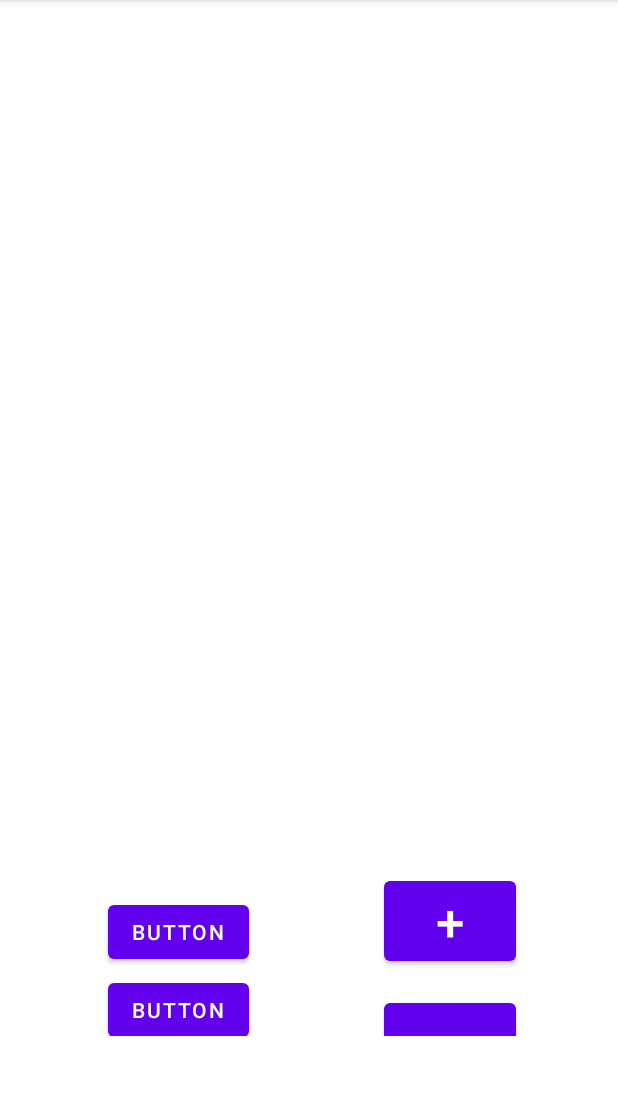
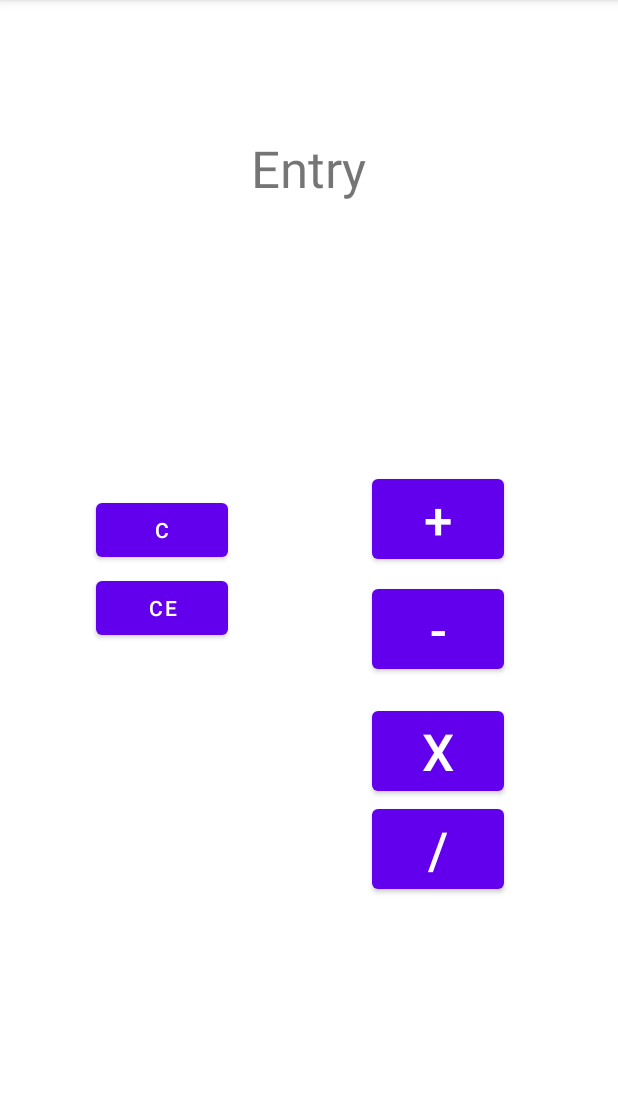
Before and after one commit to joeB0dy/Mobile-Applications-Calculator, an Android app: the screen it shows after launch (MainActivity), on a phone screen of 412 x 824 dp, the part 84-1179 px from its top. Run offline under Robolectric (Android 15) with nearby library versions, the phone set to English and light mode, and no system bars.

Commit message:
fixed constraints on fragment

```diff
--- a/app/src/main/res/layout/activity_main.xml
+++ b/app/src/main/res/layout/activity_main.xml
@@ -9,18 +9,12 @@
     <androidx.fragment.app.FragmentContainerView
         android:id="@+id/fragmentContainerView"
         android:name="com.example.calculatorpractice.entryFragment"
-        android:layout_width="200dp"
-        android:layout_height="200dp"
-        android:layout_marginStart="175dp"
+        android:layout_width="wrap_content"
+        android:layout_height="wrap_content"
         android:layout_marginTop="89dp"
-        android:layout_marginEnd="236dp"
-        android:layout_marginBottom="642dp"
-        app:layout_constraintBottom_toBottomOf="parent"
         app:layout_constraintEnd_toEndOf="parent"
-        app:layout_constraintHorizontal_bias="0.0"
         app:layout_constraintStart_toStartOf="parent"
         app:layout_constraintTop_toTopOf="parent"
-        app:layout_constraintVertical_bias="0.365"
         tools:layout="@layout/fragment_entry" />
 
     <androidx.fragment.app.FragmentContainerView
--- a/app/src/main/res/layout/fragment_button.xml
+++ b/app/src/main/res/layout/fragment_button.xml
@@ -11,66 +11,66 @@
         android:id="@+id/button3"
         android:layout_width="wrap_content"
         android:layout_height="wrap_content"
-        android:layout_marginTop="316dp"
-        android:layout_marginEnd="60dp"
+        android:layout_marginTop="48dp"
+        android:layout_marginEnd="68dp"
         android:text="+"
         android:textSize="34sp"
         app:layout_constraintEnd_toEndOf="parent"
         app:layout_constraintTop_toTopOf="parent" />
 
     <Button
+        android:id="@+id/button9"
+        android:layout_width="wrap_content"
+        android:layout_height="wrap_content"
+        android:layout_marginStart="60dp"
+        android:layout_marginTop="4dp"
+        android:text="CE"
+        app:layout_constraintStart_toStartOf="parent"
+        app:layout_constraintTop_toBottomOf="@+id/button8" />
+
+    <Button
+        android:id="@+id/button"
+        android:layout_width="wrap_content"
+        android:layout_height="wrap_content"
+        android:layout_marginTop="8dp"
+        android:layout_marginEnd="68dp"
+        android:text="-"
+        android:textSize="34sp"
+        app:layout_constraintEnd_toEndOf="parent"
+        app:layout_constraintTop_toBottomOf="@+id/button3" />
+
+    <Button
         android:id="@+id/button6"
         android:layout_width="wrap_content"
         android:layout_height="wrap_content"
-        android:layout_marginTop="8dp"
-        android:layout_marginEnd="60dp"
+        android:layout_marginTop="16dp"
+        android:layout_marginEnd="68dp"
         android:text="X"
         android:textSize="34sp"
         app:layout_constraintEnd_toEndOf="parent"
         app:layout_constraintTop_toBottomOf="@+id/button" />
 
     <Button
-        android:id="@+id/button"
-        android:layout_width="wrap_content"
-        android:layout_height="wrap_content"
-        android:layout_marginTop="16dp"
-        android:layout_marginEnd="60dp"
-        android:text="-"
-        android:textSize="34sp"
-        app:layout_constraintEnd_toEndOf="parent"
-        app:layout_constraintTop_toBottomOf="@+id/button3" />
-
-    <Button
         android:id="@+id/button7"
         android:layout_width="wrap_content"
         android:layout_height="wrap_content"
-        android:layout_marginEnd="60dp"
+        android:layout_marginEnd="68dp"
         android:layout_marginBottom="136dp"
         android:text="/"
         android:textSize="34sp"
         app:layout_constraintBottom_toBottomOf="parent"
         app:layout_constraintEnd_toEndOf="parent"
         app:layout_constraintTop_toBottomOf="@+id/button6"
-        app:layout_constraintVertical_bias="1.0" />
+        app:layout_constraintVertical_bias="0.011" />
 
     <Button
         android:id="@+id/button8"
         android:layout_width="wrap_content"
         android:layout_height="wrap_content"
-        android:layout_marginStart="68dp"
-        android:layout_marginTop="332dp"
-        android:text="Button"
+        android:layout_marginStart="60dp"
+        android:layout_marginTop="64dp"
+        android:text="C"
         app:layout_constraintStart_toStartOf="parent"
         app:layout_constraintTop_toTopOf="parent" />
 
-    <Button
-        android:id="@+id/button9"
-        android:layout_width="wrap_content"
-        android:layout_height="wrap_content"
-        android:layout_marginStart="68dp"
-        android:layout_marginTop="4dp"
-        android:text="Button"
-        app:layout_constraintStart_toStartOf="parent"
-        app:layout_constraintTop_toBottomOf="@+id/button8" />
-
 </androidx.constraintlayout.widget.ConstraintLayout>
--- a/app/src/main/res/layout/fragment_entry.xml
+++ b/app/src/main/res/layout/fragment_entry.xml
@@ -9,17 +9,12 @@
 
     <TextView
         android:id="@+id/tvEntry"
-        android:layout_width="93dp"
-        android:layout_height="45dp"
-        android:layout_marginStart="290dp"
-        android:layout_marginTop="69dp"
-        android:layout_marginEnd="32dp"
-        android:layout_marginBottom="643dp"
+        android:layout_width="wrap_content"
+        android:layout_height="wrap_content"
         android:text="Entry"
         android:textSize="34sp"
         app:layout_constraintBottom_toBottomOf="parent"
         app:layout_constraintEnd_toEndOf="parent"
         app:layout_constraintStart_toStartOf="parent"
-        app:layout_constraintTop_toTopOf="parent"
-        app:layout_constraintVertical_bias="1.0" />
+        app:layout_constraintTop_toTopOf="parent" />
 </androidx.constraintlayout.widget.ConstraintLayout>
```
